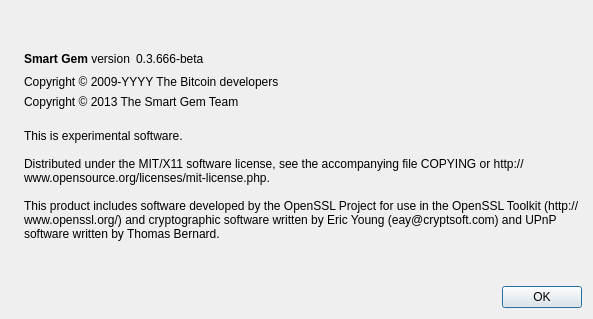
Qt form src/qt/forms/aboutdialog.ui (gemchain/smart-gem) before a commit.
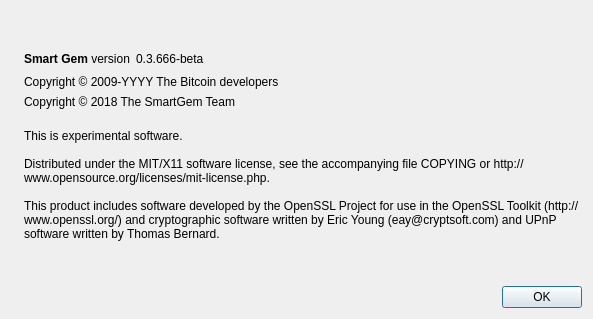
The same form after that commit. Icons and pictures are not drawn.

```diff
--- a/src/qt/forms/aboutdialog.ui
+++ b/src/qt/forms/aboutdialog.ui
@@ -107,7 +107,7 @@
         <cursorShape>IBeamCursor</cursorShape>
        </property>
        <property name="text">
-        <string notr="true">Copyright &amp;copy; 2013 The Smart Gem Team</string>
+        <string notr="true">Copyright &amp;copy; 2018 The SmartGem Team</string>
        </property>
        <property name="textFormat">
         <enum>Qt::RichText</enum>
```
